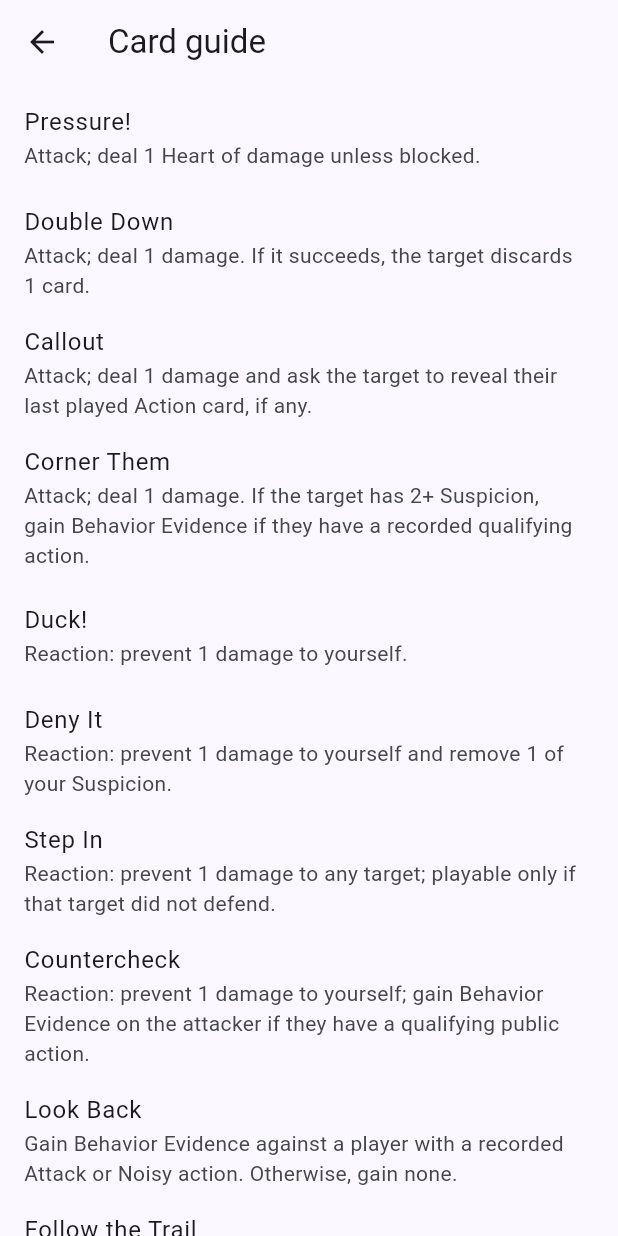
After one commit to indrapermana/fibpop, a Flutter app: the CardGuideScreen screen opened by its route, on a phone screen of 412 x 824 dp. The commit adds this screen. Run offline on Flutter 3.47's test engine with Material 3 defaults, Android fonts, the phone set to English and light mode, and no system bars; our stand-ins replace flutter_riverpod; generated files the repository leaves out were written again.

Commit message:
feat: M2-02

```diff
--- /dev/null
+++ b/apps/mobile/assets/card_text.json
@@ -0,0 +1,98 @@
+{
+  "card_01": {
+    "en": { "name": "Pressure!", "text": "Attack; deal 1 Heart of damage unless blocked." },
+    "id": { "name": "Tekan!", "text": "Menyerang; memberi 1 luka jika tidak ditahan." }
+  },
+  "card_02": {
+    "en": { "name": "Double Down", "text": "Attack; deal 1 damage. If it succeeds, the target discards 1 card." },
+    "id": { "name": "Tekan Terus", "text": "Menyerang 1 luka; jika berhasil, target membuang 1 kartu." }
+  },
+  "card_03": {
+    "en": { "name": "Callout", "text": "Attack; deal 1 damage and ask the target to reveal their last played Action card, if any." },
+    "id": { "name": "Tunjuk!", "text": "Menyerang 1 luka; target menunjukkan kartu Aksi terakhir yang pernah dimainkan, jika ada." }
+  },
+  "card_04": {
+    "en": { "name": "Corner Them", "text": "Attack; deal 1 damage. If the target has 2+ Suspicion, gain Behavior Evidence if they have a recorded qualifying action." },
+    "id": { "name": "Sudutkan!", "text": "Menyerang 1 luka; jika target punya Kecurigaan 2+, peroleh Bukti Perilaku bila ada tindakan yang memenuhi syarat." }
+  },
+  "card_05": {
+    "en": { "name": "Duck!", "text": "Reaction: prevent 1 damage to yourself." },
+    "id": { "name": "Menghindar!", "text": "Reaksi: cegah 1 luka pada diri sendiri." }
+  },
+  "card_06": {
+    "en": { "name": "Deny It", "text": "Reaction: prevent 1 damage to yourself and remove 1 of your Suspicion." },
+    "id": { "name": "Bantah!", "text": "Reaksi: cegah 1 luka pada diri sendiri dan kurangi 1 Kecurigaan diri." }
+  },
+  "card_07": {
+    "en": { "name": "Step In", "text": "Reaction: prevent 1 damage to any target; playable only if that target did not defend." },
+    "id": { "name": "Pasang Badan", "text": "Reaksi: cegah 1 luka pada target mana pun, jika target tidak bertahan sendiri." }
+  },
+  "card_08": {
+    "en": { "name": "Countercheck", "text": "Reaction: prevent 1 damage to yourself; gain Behavior Evidence on the attacker if they have a qualifying public action." },
+    "id": { "name": "Periksa Balik", "text": "Reaksi: cegah 1 luka pada diri sendiri; dapatkan Bukti Perilaku dari penyerang jika ada tindakan yang memenuhi syarat." }
+  },
+  "card_09": {
+    "en": { "name": "Look Back", "text": "Gain Behavior Evidence against a player with a recorded Attack or Noisy action. Otherwise, gain none." },
+    "id": { "name": "Telusuri", "text": "Dapatkan Bukti Perilaku dari pemain yang pernah melakukan serangan atau aksi Mencolok. Jika tidak, tidak mendapat Bukti." }
+  },
+  "card_10": {
+    "en": { "name": "Follow the Trail", "text": "Gain Clue Evidence on a player; privately inspect 1 random card from their hand, if any." },
+    "id": { "name": "Ikuti Jejak", "text": "Dapatkan Bukti Petunjuk dari target; lihat 1 kartu acak dari tangannya bila ada." }
+  },
+  "card_11": {
+    "en": { "name": "Peek", "text": "Privately inspect 1 random card in another player's hand; draw 1 card." },
+    "id": { "name": "Intip", "text": "Lihat 1 kartu acak di tangan pemain lain; ambil 1 kartu dari tumpukan." }
+  },
+  "card_12": {
+    "en": { "name": "Check Alibi", "text": "Gain Clue Evidence on a player; ask them to show their most recently played Action card, if any." },
+    "id": { "name": "Cek Alibi", "text": "Dapatkan Bukti Petunjuk dari target; minta tunjukkan kartu Aksi terakhir yang dimainkannya bila ada." }
+  },
+  "card_13": {
+    "en": { "name": "Point Fingers", "text": "Give another player 1 Suspicion. **Noisy.**" },
+    "id": { "name": "Tuding", "text": "Beri 1 Kecurigaan kepada pemain lain. Mencolok." }
+  },
+  "card_14": {
+    "en": { "name": "Clean Slate", "text": "Remove up to 2 of your Suspicion. **Noisy** (then gain 1 back)." },
+    "id": { "name": "Bersihkan Nama", "text": "Hilangkan hingga 2 Kecurigaan sendiri. Mencolok (lalu dapat 1 lagi)." }
+  },
+  "card_15": {
+    "en": { "name": "Stir the Pot", "text": "Two other Active players each discard 1 card. **Noisy.**" },
+    "id": { "name": "Adu Domba", "text": "Dua pemain Aktif lain masing-masing membuang 1 kartu. Mencolok." }
+  },
+  "card_16": {
+    "en": { "name": "Card Swap", "text": "Swap 1 randomly selected card from your hand with 1 from another player's hand." },
+    "id": { "name": "Tukar Kartu", "text": "Tukar 1 kartu acak milikmu dengan 1 kartu acak dari pemain lain." }
+  },
+  "card_17": {
+    "en": { "name": "First Aid", "text": "Restore 1 Heart to yourself or any surviving player, including a Cornered player." },
+    "id": { "name": "Pertolongan Pertama", "text": "Pulihkan 1 Hati diri sendiri atau pemain lain yang belum tereliminasi, termasuk yang Terpojok." }
+  },
+  "card_18": {
+    "en": { "name": "Catch Your Breath", "text": "Draw 2 cards and discard 1 card." },
+    "id": { "name": "Tarik Napas", "text": "Ambil 2 kartu, lalu buang 1 kartu." }
+  },
+  "card_19": {
+    "en": { "name": "Last Chance", "text": "Reaction: if you are Cornered and no accusation was made, recover to 1 Heart immediately." },
+    "id": { "name": "Kesempatan Terakhir", "text": "Reaksi: jika Terpojok dan tak ada tuduhan, segera pulih menjadi 1 Hati." }
+  },
+  "card_20": {
+    "en": { "name": "Patch Up", "text": "Restore 1 of your Hearts and remove 1 Suspicion." },
+    "id": { "name": "Pulihkan Diri", "text": "Pulihkan 1 Hati sendiri dan kurangi 1 Kecurigaan." }
+  },
+  "card_21": {
+    "en": { "name": "Safe Place", "text": "Choose yourself or another Active player; the next damage they would take before your next turn is prevented." },
+    "id": { "name": "Tempat Aman", "text": "Pilih diri sendiri atau pemain Aktif lain; cegah luka berikutnya pada target sebelum giliranmu berikutnya." }
+  },
+  "card_22": {
+    "en": { "name": "Extra Clue", "text": "Gain Clue Evidence against one player and inspect 1 random card from their hand; they may discard 1 card to prevent the inspection (but not the Evidence)." },
+    "id": { "name": "Petunjuk Tambahan", "text": "Dapatkan Bukti Petunjuk dan lihat 1 kartu acak di tangan target; target boleh membuang 1 kartu untuk mencegah pemeriksaan tangan (tetapi Bukti tetap diperoleh)." }
+  },
+  "card_23": {
+    "en": { "name": "Spotlight", "text": "All players show their Suspicion markers; draw 1 card." },
+    "id": { "name": "Sorotan", "text": "Semua pemain menunjukkan penanda Kecurigaan; ambil 1 kartu." }
+  },
+  "card_24": {
+    "en": { "name": "Misdirection", "text": "Reaction to investigation: prevent someone from looking at your hand; Evidence from their card still applies." },
+    "id": { "name": "Pengalihan", "text": "Reaksi terhadap penyelidikan: cegah pemain lain melihat tanganmu; Bukti yang sah tetap diperoleh." }
+  }
+}
--- /dev/null
+++ b/apps/mobile/l10n.yaml
@@ -0,0 +1,5 @@
+arb-dir: lib/l10n
+template-arb-file: app_en.arb
+output-dir: lib/l10n/generated
+output-localization-file: app_localizations.dart
+nullable-getter: false
--- /dev/null
+++ b/apps/mobile/lib/app/language_provider.dart
@@ -0,0 +1,4 @@
+import 'package:flutter/material.dart';
+import 'package:flutter_riverpod/flutter_riverpod.dart';
+
+final languageProvider = StateProvider<Locale?>((ref) => null);
--- a/apps/mobile/lib/app/navigation/app_routes.dart
+++ b/apps/mobile/lib/app/navigation/app_routes.dart
@@ -1,4 +1,6 @@
 abstract final class AppRoutes {
   static const home = '/';
   static const offlinePlay = '/offline-play';
+  static const rules = '/rules';
+  static const cards = '/cards';
 }
--- /dev/null
+++ b/apps/mobile/lib/features/rules/card_guide_screen.dart
@@ -0,0 +1,34 @@
+import 'package:flutter/material.dart';
+import 'package:flutter_riverpod/flutter_riverpod.dart';
+
+import '../../l10n/generated/app_localizations.dart';
+import 'card_text.dart';
+
+class CardGuideScreen extends ConsumerWidget {
+  const CardGuideScreen({super.key});
+
+  @override
+  Widget build(BuildContext context, WidgetRef ref) {
+    final strings = AppLocalizations.of(context);
+    final language = Localizations.localeOf(context).languageCode;
+    final cards = ref.watch(cardTextProvider);
+    return Scaffold(
+      appBar: AppBar(title: Text(strings.cardGuide)),
+      body: cards.when(
+        loading: () => const Center(child: CircularProgressIndicator()),
+        error: (error, stackTrace) =>
+            Center(child: Text(strings.contentLoadError)),
+        data: (cards) => ListView.builder(
+          itemCount: cards.length,
+          itemBuilder: (context, index) {
+            final text = cards[index].forLanguage(language);
+            return ListTile(
+              title: Text(text.name),
+              subtitle: Text(text.text.replaceAll('**', '')),
+            );
+          },
+        ),
+      ),
+    );
+  }
+}
--- /dev/null
+++ b/apps/mobile/lib/l10n/app_en.arb
@@ -0,0 +1,24 @@
+{
+  "@@locale": "en",
+  "appTitle": "FIBPOP",
+  "foundation": "FIBPOP\nM0 foundation",
+  "language": "Language",
+  "systemLanguage": "Device language",
+  "offlinePlay": "Offline play",
+  "offlinePlayUnavailable": "Offline play is not available yet.",
+  "rulesHelp": "How to play",
+  "cardGuide": "Card guide",
+  "contentLoadError": "Card descriptions could not be loaded.",
+  "rulesOverviewTitle": "Goal and setup",
+  "rulesOverview": "For 4–8 players: one player is the secret Impostor and the others are Innocent. Deal 4 cards and give each player 3 Hearts. Keep roles secret.",
+  "rulesTurnTitle": "Your turn",
+  "rulesTurn": "Draw 2 cards, take up to 2 actions, and discard down to 7 cards. You may attack at most once per turn. If the draw pile runs out, shuffle the discard pile.",
+  "rulesEvidenceTitle": "Suspicion and Evidence",
+  "rulesEvidence": "Suspicion is public and ranges from 0 to 3; successful attack damage and Noisy actions increase it. It does not prove a role. Clue and Behavior Evidence belong to an investigator and a specific suspect. Use one action to observe a qualifying past attack or Noisy action for Behavior Evidence. The first Investigation against a player at 3 Suspicion each turn costs no action.",
+  "rulesAttackTitle": "Attacks and recovery",
+  "rulesAttack": "Attack another Active player. The target may defend; if they pass, others may Step In in order. An unblocked attack costs the target 1 Heart. At 0 Hearts, they are Cornered, not eliminated. If still Cornered at their next scheduled turn, they recover to 1 Heart and skip that turn.",
+  "rulesCorneredTitle": "Accusation and Secret Finish",
+  "rulesCornered": "An Active Innocent with both types of Evidence on the Cornered target may accuse, at most once per game. The attacker has the first 10-second slot, followed by Active players clockwise. A correct accusation wins alone; a wrong one eliminates both players. If nobody accuses, an Active Impostor may secretly finish a Cornered Innocent during a 10-second sealed window. If no finish occurs, the target may play Last Chance in the next 10-second window.",
+  "rulesVictoryTitle": "Winning",
+  "rulesVictory": "A correct accuser wins immediately. The Impostor wins when every Innocent is eliminated, even if the Impostor is Cornered. A Cornered Innocent still survives. If the Impostor permanently forfeits, the match is cancelled without a winner."
+}
--- a/apps/mobile/pubspec.yaml
+++ b/apps/mobile/pubspec.yaml
@@ -30,7 +30,10 @@ environment:
 dependencies:
   flutter:
     sdk: flutter
+  flutter_localizations:
+    sdk: flutter
   flutter_riverpod: 2.6.1
+  intl: any
 
   # The following adds the Cupertino Icons font to your application.
   # Use with the CupertinoIcons class for iOS style icons.
@@ -52,6 +55,9 @@ dev_dependencies:
 
 # The following section is specific to Flutter packages.
 flutter:
+  generate: true
+  assets:
+    - assets/card_text.json
 
   # The following line ensures that the Material Icons font is
   # included with your application, so that you can use the icons in
```
Also changed, not shown: apps/mobile/lib/app/fibpop_app.dart (+20 -4 lines), apps/mobile/lib/features/home/home_screen.dart (+44 -4 lines), apps/mobile/lib/features/offline_play/offline_play_screen.dart (+5 -2 lines), apps/mobile/lib/features/rules/card_text.dart (added, +77 -0 lines), apps/mobile/lib/features/rules/rules_screen.dart (added, +34 -0 lines), apps/mobile/lib/l10n/app_id.arb (added, +24 -0 lines), apps/mobile/pubspec.lock, 7 other files.
